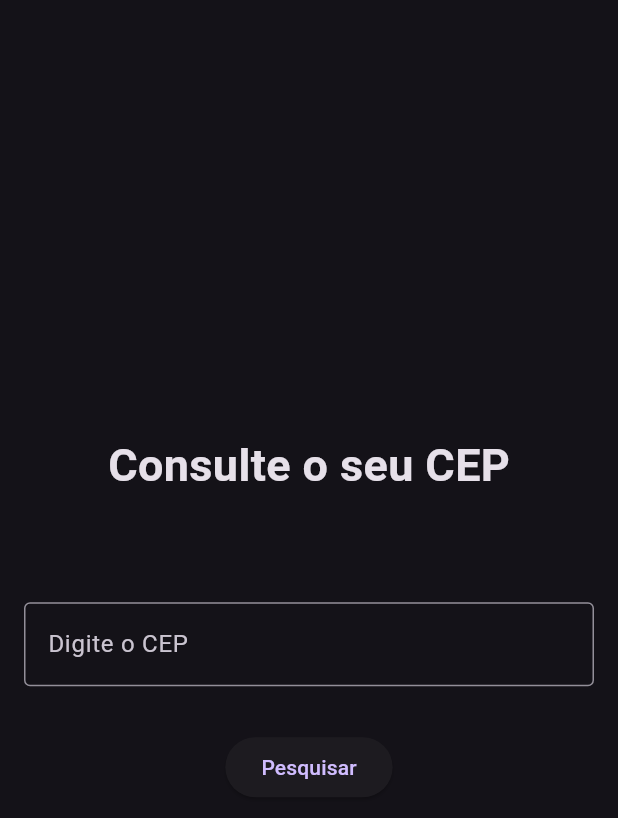
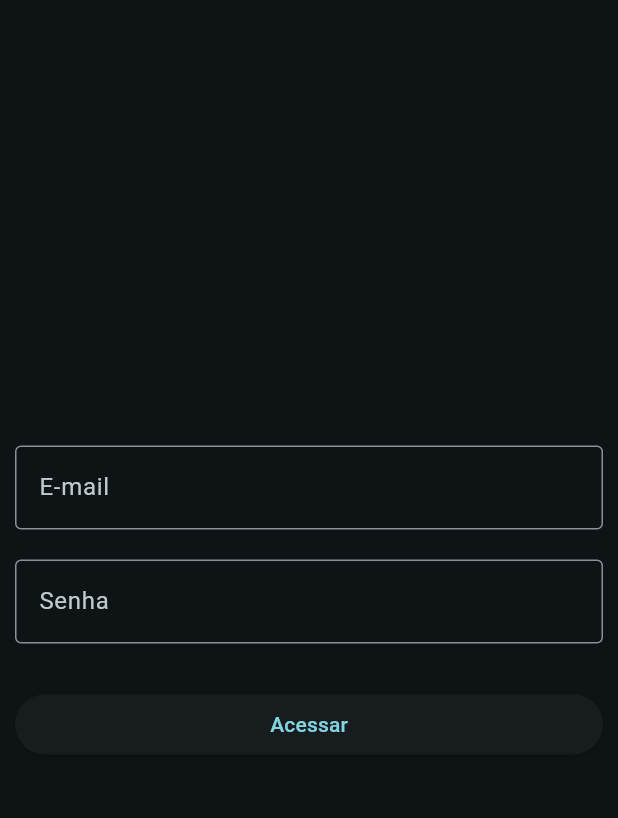
Before and after one commit to alyssontrugilio/consultar-cep-2, a Flutter app: the screen it shows after launch, on a phone screen of 412 x 824 dp. Shown: the top 818 px of the screen. Run offline on Flutter 3.47's test engine with Material 3 defaults, Android fonts, the phone set to English and light mode, and no system bars.

Commit message:
feito a tela de login, falta fazer o validação do login

```diff
--- /dev/null
+++ b/lib/app/controller/login_controller.dart
@@ -0,0 +1,6 @@
+import 'package:flutter/material.dart';
+
+class LoginController {
+  final TextEditingController emailController = TextEditingController();
+  final TextEditingController passwordController = TextEditingController();
+}
--- /dev/null
+++ b/lib/app/view/components/login/button_login_view.dart
@@ -0,0 +1,20 @@
+import 'package:flutter/material.dart';
+
+import '../../page/home_page.dart';
+
+class ButtonLogin extends StatelessWidget {
+  const ButtonLogin({super.key});
+
+  @override
+  Widget build(BuildContext context) {
+    return SizedBox(
+      child: ElevatedButton(
+        onPressed: () {
+          Navigator.push(context,
+              MaterialPageRoute(builder: (context) => const HomePage()));
+        },
+        child: const Text('Acessar'),
+      ),
+    );
+  }
+}
--- /dev/null
+++ b/lib/app/view/components/login/text_email_login_view.dart
@@ -0,0 +1,15 @@
+import 'package:flutter/material.dart';
+
+class EmailAdress extends StatelessWidget {
+  const EmailAdress({super.key});
+  @override
+  Widget build(BuildContext context) {
+    return const SizedBox(
+      child: TextField(
+        keyboardType: TextInputType.emailAddress,
+        decoration:
+            InputDecoration(hintText: 'E-mail', border: OutlineInputBorder()),
+      ),
+    );
+  }
+}
--- /dev/null
+++ b/lib/app/view/components/login/text_password_login_view.dart
@@ -0,0 +1,16 @@
+import 'package:flutter/material.dart';
+
+class PasswordAdress extends StatelessWidget {
+  const PasswordAdress({super.key});
+
+  @override
+  Widget build(BuildContext context) {
+    return const SizedBox(
+      child: TextField(
+        obscureText: true,
+        decoration:
+            InputDecoration(hintText: 'Senha', border: OutlineInputBorder()),
+      ),
+    );
+  }
+}
--- a/lib/app/view/home_page.dart
+++ b/lib/app/view/page/home_page.dart
@@ -1,5 +1,5 @@
-import 'package:consultar_cep_2/app/view/components/button_search_cep_view.dart';
-import 'package:consultar_cep_2/app/view/components/text_cep_view.dart';
+import 'package:consultar_cep_2/app/view/components/home/button_search_home_view.dart';
+import 'package:consultar_cep_2/app/view/components/home/text_cep_home_view.dart';
 import 'package:flutter/material.dart';
 
 class HomePage extends StatefulWidget {
--- /dev/null
+++ b/lib/app/view/page/login_page.dart
@@ -0,0 +1,37 @@
+import 'package:consultar_cep_2/app/view/components/login/button_login_view.dart';
+import 'package:consultar_cep_2/app/view/components/login/text_email_login_view.dart';
+import 'package:consultar_cep_2/app/view/components/login/text_password_login_view.dart';
+import 'package:flutter/material.dart';
+
+class LoginPage extends StatefulWidget {
+  const LoginPage({super.key});
+
+  @override
+  State<LoginPage> createState() => _LoginPageState();
+}
+
+class _LoginPageState extends State<LoginPage> {
+  @override
+  Widget build(BuildContext context) {
+    return const Scaffold(
+      body: Padding(
+        padding: EdgeInsets.only(left: 10, right: 10, bottom: 20),
+        child: Column(
+          crossAxisAlignment: CrossAxisAlignment.stretch,
+          mainAxisAlignment: MainAxisAlignment.center,
+          children: [
+            EmailAdress(),
+            SizedBox(
+              height: 20,
+            ),
+            PasswordAdress(),
+            SizedBox(
+              height: 30,
+            ),
+            ButtonLogin()
+          ],
+        ),
+      ),
+    );
+  }
+}
--- a/lib/main.dart
+++ b/lib/main.dart
@@ -1,5 +1,6 @@
-import 'package:consultar_cep_2/app/view/home_page.dart';
 import 'package:flutter/material.dart';
+
+import 'app/view/page/login_page.dart';
 
 void main() {
   runApp(const AppWidgets());
@@ -11,8 +12,9 @@ class AppWidgets extends StatelessWidget {
   @override
   Widget build(BuildContext context) {
     return MaterialApp(
-      theme: ThemeData.dark(),
-      home: const HomePage(),
+      theme:
+          ThemeData(brightness: Brightness.dark, colorSchemeSeed: Colors.cyan),
+      home: const LoginPage(),
     );
   }
 }
```
Also changed, not shown: lib/app/model/info_get_model.dart (deleted, +0 -10 lines), lib/app/model/info_model.dart (deleted, +0 -23 lines), lib/app/view/components/home/button_search_home_view.dart (renamed from lib/app/view/components/button_search_cep_view.dart), lib/app/view/components/home/text_cep_home_view.dart (renamed from lib/app/view/components/text_cep_view.dart).
